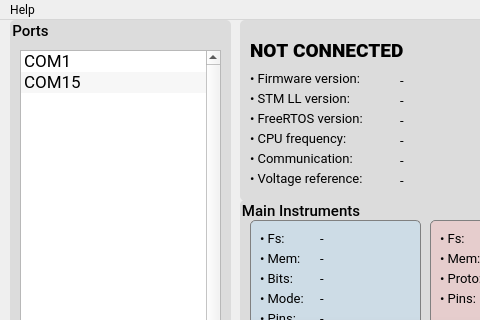
Qt form src/software-qt/EMBO/window__main.ui (parezj/EMBO) before a commit; both pictures show x 0 to 480 and y 0 to 320 of the 800 by 594 pixel window.
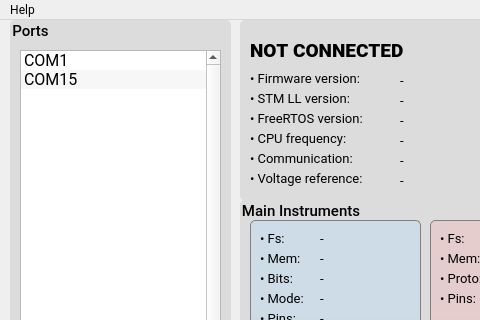
The same form after that commit. Icons and pictures are not drawn.

```diff
--- a/src/software-qt/EMBO/window__main.ui
+++ b/src/software-qt/EMBO/window__main.ui
@@ -93,7 +93,7 @@
      <property name="font">
       <font>
        <family>Roboto</family>
-       <pointsize>13</pointsize>
+       <pointsize>12</pointsize>
        <weight>50</weight>
        <italic>false</italic>
        <bold>false</bold>
@@ -106,6 +106,9 @@
      <property name="verticalScrollBarPolicy">
       <enum>Qt::ScrollBarAlwaysOn</enum>
      </property>
+     <property name="horizontalScrollBarPolicy">
+      <enum>Qt::ScrollBarAlwaysOff</enum>
+     </property>
      <property name="showDropIndicator" stdset="0">
       <bool>false</bool>
      </property>
```
